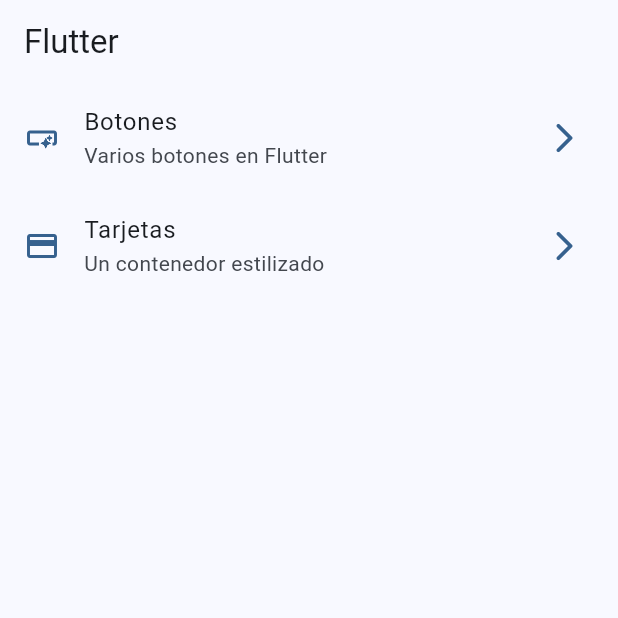
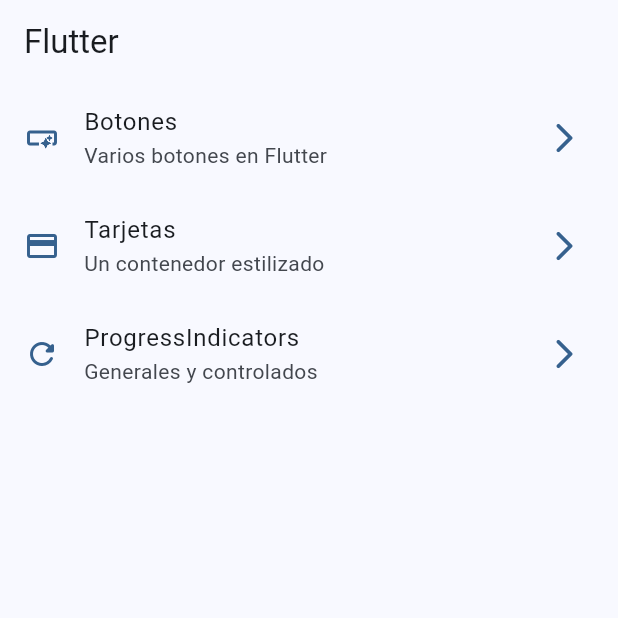
Before and after one commit to eulalionava/widgets, a Flutter app: the screen it shows after launch, on a phone screen of 412 x 824 dp, the top half of it. Run offline on Flutter 3.47's test engine with Material 3 defaults, Android fonts, the phone set to English and light mode, and no system bars; our stand-ins replace go_router.

Commit message:
progress indicator terminado

```diff
--- a/lib/config/menu/menu_items.dart
+++ b/lib/config/menu/menu_items.dart
@@ -30,5 +30,11 @@ const appMenuItems = <MenuItem>[
     sibTitle: 'Un contenedor estilizado',
     link: '/cards',
     icon: Icons.credit_card
+  ),
+  MenuItem(
+    title: 'ProgressIndicators',
+    sibTitle: 'Generales y controlados',
+    link: '/progress',
+    icon: Icons.refresh_rounded
   )
 ];
--- a/lib/config/router/app_router.dart
+++ b/lib/config/router/app_router.dart
@@ -21,6 +21,11 @@ final appRouter = GoRouter(
       name: CardsScreen.name,
       builder: (context, state) => const CardsScreen(),
     ),
+    GoRoute(
+      path: '/progress',
+      name: ProgressScreen.name,
+      builder: (context, state) => const ProgressScreen(),
+    ),
 
   ],
 );
```
Also changed, not shown: lib/presentation/screens/progress/progress_screen.dart (+50 -1 lines).
